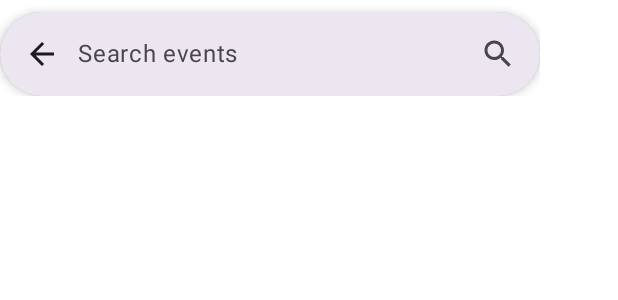
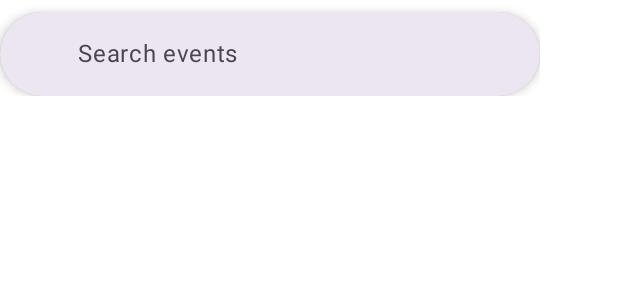
Before and after one commit to ossalali/Days-Remaining, an Android app built with Jetpack Compose: the @Preview function SearchBarPreview, on a phone screen of 412 x 824 dp. Shown: the top 300 px of the screen. Run offline under Robolectric (Android 15) with nearby library versions, the light colour scheme and no system bars.

Commit message:
feat(EventSearchBar): Enhance search bar interactions

```diff
--- a/app/src/main/java/com/ossalali/daysremaining/presentation/ui/EventSearchBar.kt
+++ b/app/src/main/java/com/ossalali/daysremaining/presentation/ui/EventSearchBar.kt
@@ -4,7 +4,6 @@ import androidx.compose.foundation.clickable
 import androidx.compose.foundation.shape.CircleShape
 import androidx.compose.material.icons.Icons
 import androidx.compose.material.icons.automirrored.filled.ArrowBack
-import androidx.compose.material.icons.filled.Search
 import androidx.compose.material3.ExperimentalMaterial3Api
 import androidx.compose.material3.Icon
 import androidx.compose.material3.MaterialTheme
@@ -18,6 +17,10 @@ import androidx.compose.runtime.remember
 import androidx.compose.runtime.setValue
 import androidx.compose.ui.Modifier
 import androidx.compose.ui.draw.shadow
+import androidx.compose.ui.focus.FocusRequester
+import androidx.compose.ui.focus.focusRequester
+import androidx.compose.ui.focus.onFocusChanged
+import androidx.compose.ui.platform.LocalFocusManager
 import androidx.compose.ui.platform.LocalSoftwareKeyboardController
 import androidx.compose.ui.tooling.preview.Preview
 import com.ossalali.daysremaining.presentation.ui.theme.Dimensions
@@ -30,6 +33,9 @@ fun EventSearchBar(
   modifier: Modifier = Modifier,
 ) {
     val keyboardController = LocalSoftwareKeyboardController.current
+    val focusRequester = remember { FocusRequester() }
+    var isFocused by remember { mutableStateOf(false) }
+    val focusManager = LocalFocusManager.current
 
     SearchBar(
       inputField = {
@@ -41,20 +47,23 @@ fun EventSearchBar(
             onExpandedChange = {},
             placeholder = { Text("Search events") },
             leadingIcon = {
-                Icon(
-                  imageVector = Icons.AutoMirrored.Filled.ArrowBack,
-                  contentDescription = "Back",
-                  modifier = Modifier.clickable { keyboardController?.hide() },
-                )
+                if (isFocused) {
+                    Icon(
+                      imageVector = Icons.AutoMirrored.Filled.ArrowBack,
+                      contentDescription = "Back",
+                      modifier =
+                        Modifier.clickable {
+                            keyboardController?.hide()
+                            onSearchTextChanged("")
+                            focusManager.clearFocus()
+                        },
+                    )
+                }
             },
-            trailingIcon = {
-                Icon(
-                  imageVector = Icons.Default.Search,
-                  contentDescription = "Search",
-                  modifier = Modifier.clickable { keyboardController?.hide() },
-                )
-            },
-            modifier = Modifier.shadow(Dimensions.quarter, shape = CircleShape),
+            modifier =
+              Modifier.shadow(Dimensions.quarter, shape = CircleShape)
+                .focusRequester(focusRequester)
+                .onFocusChanged { focusState -> isFocused = focusState.isFocused },
           )
       },
       expanded = false,
```
